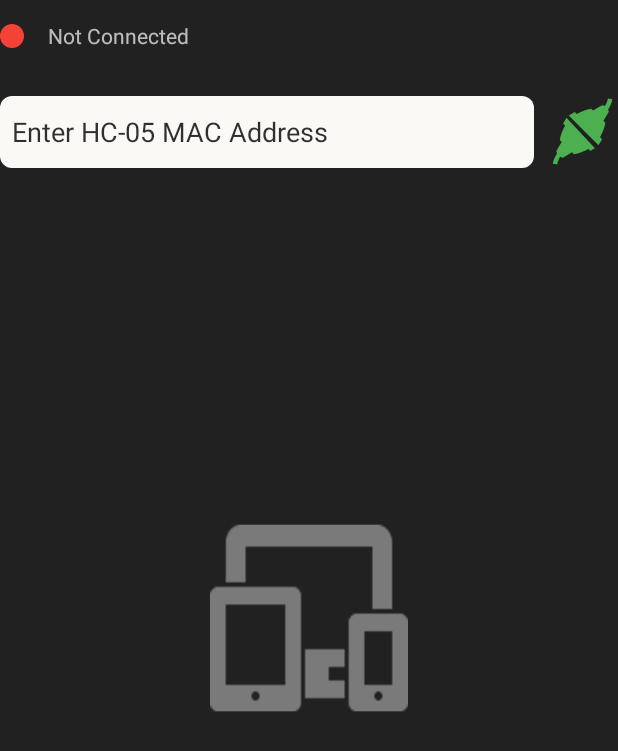
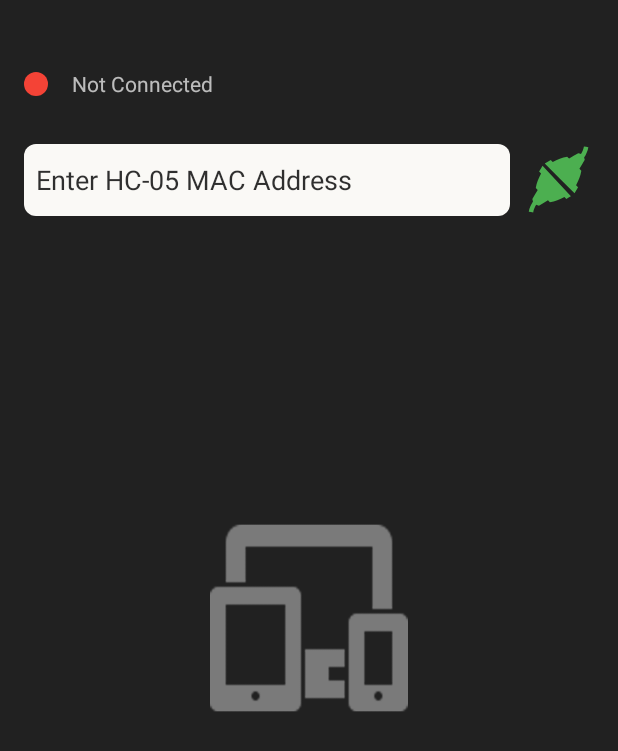
Before and after one commit to theshoqanebi/motor-speed-control-app, an Android app: the screen it shows after launch (MainActivity), on a phone screen of 412 x 824 dp. Shown: the top 751 px of the screen. Run offline under Robolectric (Android 15) with nearby library versions, the light colour scheme and no system bars.

Commit message:
Fix padding using hard coded values

```diff
--- a/app/src/main/java/com/theshoqanebi/servomanager/MainActivity.java
+++ b/app/src/main/java/com/theshoqanebi/servomanager/MainActivity.java
@@ -104,10 +104,9 @@ public class MainActivity extends AppCompatActivity implements OnConnectListener
         super.onCreate(savedInstanceState);
         binding = ActivityMainBinding.inflate(getLayoutInflater());
         EdgeToEdge.enable(this);
-        setContentView(binding.main);
+        setContentView(binding.getRoot());
         ViewCompat.setOnApplyWindowInsetsListener(binding.main, (v, insets) -> {
-            Insets systemBars = insets.getInsets(WindowInsetsCompat.Type.systemBars());
-            v.setPadding(systemBars.left, systemBars.top, systemBars.right, systemBars.bottom);
+            v.setPadding(binding.getRoot().getPaddingLeft(), binding.getRoot().getPaddingTop(), binding.getRoot().getPaddingRight(), binding.getRoot().getPaddingBottom());
             return insets;
         });
 
--- a/app/src/main/res/layout/activity_main.xml
+++ b/app/src/main/res/layout/activity_main.xml
@@ -4,7 +4,10 @@
     android:layout_height="match_parent"
     android:background="@drawable/bg"
     android:orientation="vertical"
-    android:layout_margin="16dp">
+    android:paddingTop="32dp"
+    android:paddingStart="16dp"
+    android:paddingEnd="16dp"
+    android:paddingBottom="16dp">
 
     <RelativeLayout
         android:id="@+id/statusSection"
```
